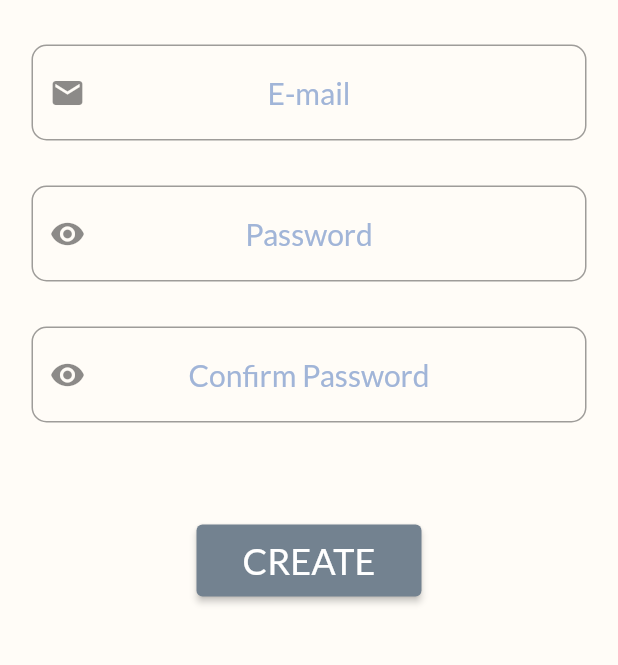
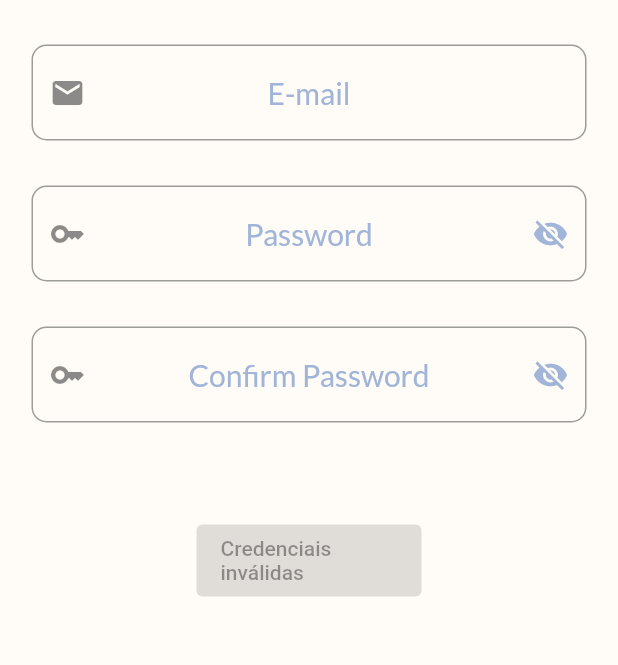
Before and after one commit to wilsleygermano/climbing_english, a Flutter app: the screen it shows after launch, on a phone screen of 412 x 824 dp, the part 410-1075 px from its top. Run offline on Flutter 3.47's test engine with Material 2 defaults, Android fonts, the phone set to English and light mode, and no system bars; our stand-ins replace firebase_auth, firebase_core, flutter_mobx, google_fonts, lottie, mobx; accounts and stored records are empty; generated files the repository leaves out were written again.

Commit message:
WIP register_user

```diff
--- a/lib/features/register/view/register_page.dart
+++ b/lib/features/register/view/register_page.dart
@@ -2,11 +2,14 @@ import 'dart:math';
 
 import 'package:climbing_english/core/widgets/app_colors.dart';
 import 'package:climbing_english/core/widgets/app_fonts.dart';
+import 'package:climbing_english/core/widgets/my_password_field.dart';
 import 'package:climbing_english/core/widgets/my_text_field.dart';
+import 'package:climbing_english/features/home/view/my_home_page.dart';
 import 'package:climbing_english/features/register/controller/register_controller.dart';
 import 'package:flutter/material.dart';
 import 'package:flutter/services.dart';
 import 'package:flutter_mobx/flutter_mobx.dart';
+import 'package:lottie/lottie.dart';
 
 class RegisterPage extends StatelessWidget {
   final _controller = RegisterController();
@@ -37,7 +40,8 @@ class RegisterPage extends StatelessWidget {
                 ),
                 Observer(builder: (_) {
                   return Padding(
-                    padding: const EdgeInsets.only(top: 30, left: 21, right: 21),
+                    padding:
+                        const EdgeInsets.only(top: 30, left: 21, right: 21),
                     child: MyTextField(
                         textController: _controller.changeEmail,
                         hintText: "E-mail",
@@ -47,38 +51,105 @@ class RegisterPage extends StatelessWidget {
                 }),
                 Observer(builder: (_) {
                   return Padding(
-                    padding: const EdgeInsets.only(top: 30, left: 21, right: 21),
-                    child: MyTextField(
-                        textController: _controller.changePassword,
-                        hintText: "Password",
-                        icon: Icon(Icons.visibility),
-                        textInputActionField: TextInputAction.next),
+                    padding:
+                        const EdgeInsets.only(top: 30, left: 21, right: 21),
+                    child: MyPasswordField(
+                      textController: _controller.changePassword,
+                      hintText: "Password",
+                      icon: Icon(Icons.key),
+                      textInputActionField: TextInputAction.next,
+                      isPasswordVisible: _controller.isPasswordVisible,
+                      sufixIcon: IconButton(
+                        icon: _controller.isPasswordVisible
+                            ? Icon(
+                                Icons.visibility,
+                                color: AppColors.maincolor1,
+                              )
+                            : Icon(
+                                Icons.visibility_off,
+                                color: AppColors.maincolor1,
+                              ),
+                        onPressed: _controller.setPasswordVisibility,
+                      ),
+                    ),
                   );
                 }),
                 Observer(builder: (_) {
                   return Padding(
-                    padding: const EdgeInsets.only(top: 30, left: 21, right: 21),
-                    child: MyTextField(
-                        textController: _controller.changePasswordConfirmation,
-                        hintText: "Confirm Password",
-                        icon: Icon(Icons.visibility),
-                        textInputActionField: TextInputAction.done),
+                    padding:
+                        const EdgeInsets.only(top: 30, left: 21, right: 21),
+                    child: MyPasswordField(
+                      textController: _controller.changePasswordConfirmation,
+                      hintText: "Confirm Password",
+                      icon: Icon(Icons.key),
+                      textInputActionField: TextInputAction.done,
+                      isPasswordVisible:
+                          _controller.isPasswordConfirmationVisible,
+                      sufixIcon: IconButton(
+                        icon: _controller.isPasswordConfirmationVisible
+                            ? Icon(
+                                Icons.visibility,
+                                color: AppColors.maincolor1,
+                              )
+                            : Icon(
+                                Icons.visibility_off,
+                                color: AppColors.maincolor1,
+                              ),
+                        onPressed:
+                            _controller.setPasswordConfirmationVisibility,
+                      ),
+                    ),
                   );
                 }),
                 Padding(
-                  padding: const EdgeInsets.only(right: 131, left: 131, top: 68),
+                  padding:
+                      const EdgeInsets.only(right: 131, left: 131, top: 68),
                   child: Container(
                       height: 48,
                       width: 128,
-                      decoration:
-                          BoxDecoration(borderRadius: BorderRadius.circular(10)),
+                      decoration: BoxDecoration(
+                          borderRadius: BorderRadius.circular(10)),
                       child: Observer(builder: (_) {
+                        bool isLoading = _controller.isButtonAtLoadingState;
                         return ElevatedButton(
-                            child: Text("CREATE", style: AppFonts.appfont24,),
-                            onPressed: _controller.createUser,
-                            style: ButtonStyle(
-                                backgroundColor: MaterialStateProperty.all(
-                                    AppColors.maincolor3)));
+                            onPressed: _controller.areCredentialsValid
+                                ? () async {
+                                    _controller.setButtonToLoadingState();
+                                    final resource =
+                                        await _controller.createUser();
+                                    if (resource.hasError) {
+                                      await showDialog(
+                                              context: context,
+                                              builder: (context) {
+                                                return Dialog(
+                                                  backgroundColor:
+                                                      AppColors.maincolor3,
+                                                  child: Text("Invalid Credentials"),
+                                                );
+                                              })
+                                          .then((_) => _controller
+                                              .isButtonAtLoadingState = false);
+                                    }
+
+                                    if (_controller.areCredentialsValid == true) {
+                                      await Navigator.pushReplacement(
+                                          context,
+                                          MaterialPageRoute(
+                                              builder: (context) =>
+                                                  MyHomePage(title: "Hello")));
+                                    }
+                                  }
+                                  : null,
+                            child: isLoading
+                                ? Container(
+                                    width: 24,
+                                    height: 24,
+                                    child: Lottie.network(
+                                        "https://assets10.lottiefiles.com/packages/lf20_wh5alaq6.json"))
+                                : Text(_controller.areCredentialsValid
+                                    ? "Entrar"
+                                    : "Credenciais inválidas"),
+                                  );
                       })),
                 )
               ],
```
Also changed, not shown: lib/features/register/controller/register_controller.dart (+14 -2 lines).
